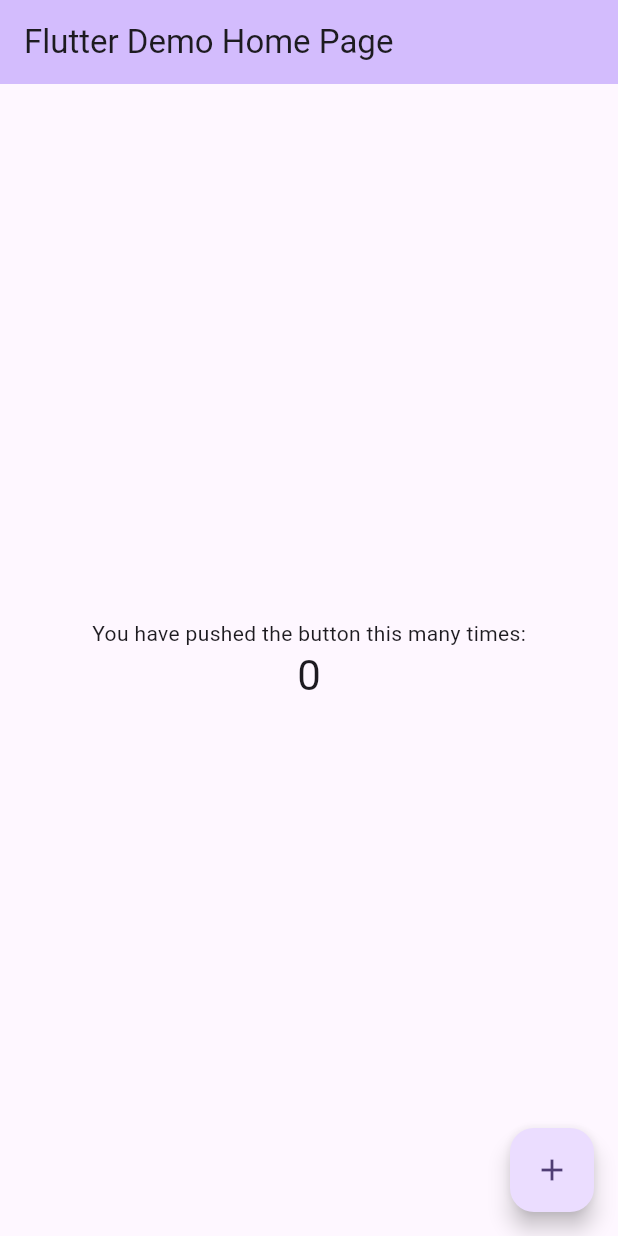
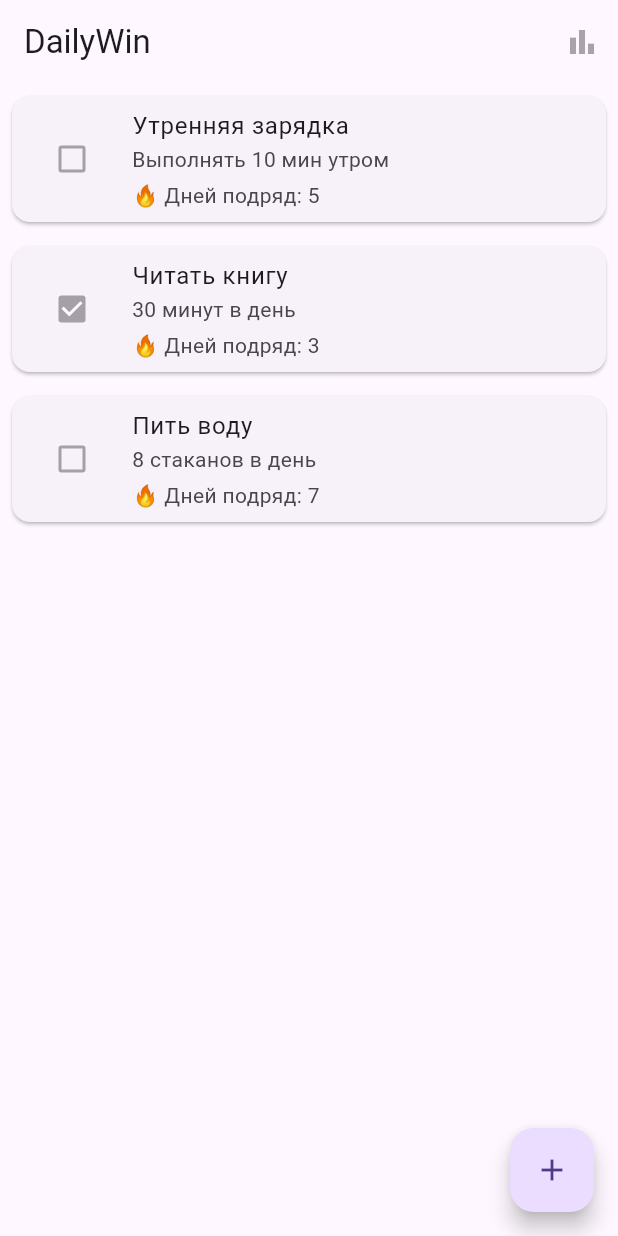
Before and after one commit to Sabrina150204/flutter-labs, a Flutter app: the screen it shows after launch, on a phone screen of 412 x 824 dp. Run offline on Flutter 3.47's test engine with Material 3 defaults, Android fonts, the phone set to English and light mode, and no system bars.

Commit message:
ЛР4: Сверстаны главный экран и экран статистики

```diff
--- a/lib/main.dart
+++ b/lib/main.dart
@@ -1,122 +1,18 @@
 import 'package:flutter/material.dart';
+import 'screens/home_screen.dart';
+// import 'screens/stats_screen.dart'; // Можно закомментировать или оставить
 
 void main() {
-  runApp(const MyApp());
+  runApp(const MainApp());
 }
 
-class MyApp extends StatelessWidget {
-  const MyApp({super.key});
+class MainApp extends StatelessWidget {
+  const MainApp({super.key});
 
-  // This widget is the root of your application.
   @override
   Widget build(BuildContext context) {
-    return MaterialApp(
-      title: 'Flutter Demo',
-      theme: ThemeData(
-        // This is the theme of your application.
-        //
-        // TRY THIS: Try running your application with "flutter run". You'll see
-        // the application has a purple toolbar. Then, without quitting the app,
-        // try changing the seedColor in the colorScheme below to Colors.green
-        // and then invoke "hot reload" (save your changes or press the "hot
-        // reload" button in a Flutter-supported IDE, or press "r" if you used
-        // the command line to start the app).
-        //
-        // Notice that the counter didn't reset back to zero; the application
-        // state is not lost during the reload. To reset the state, use hot
-        // restart instead.
-        //
-        // This works for code too, not just values: Most code changes can be
-        // tested with just a hot reload.
-        colorScheme: .fromSeed(seedColor: Colors.deepPurple),
-      ),
-      home: const MyHomePage(title: 'Flutter Demo Home Page'),
+    return const MaterialApp(
+      home: HomeScreen(),
     );
   }
 }
-
-class MyHomePage extends StatefulWidget {
-  const MyHomePage({super.key, required this.title});
-
-  // This widget is the home page of your application. It is stateful, meaning
-  // that it has a State object (defined below) that contains fields that affect
-  // how it looks.
-
-  // This class is the configuration for the state. It holds the values (in this
-  // case the title) provided by the parent (in this case the App widget) and
-  // used by the build method of the State. Fields in a Widget subclass are
-  // always marked "final".
-
-  final String title;
-
-  @override
-  State<MyHomePage> createState() => _MyHomePageState();
-}
-
-class _MyHomePageState extends State<MyHomePage> {
-  int _counter = 0;
-
-  void _incrementCounter() {
-    setState(() {
-      // This call to setState tells the Flutter framework that something has
-      // changed in this State, which causes it to rerun the build method below
-      // so that the display can reflect the updated values. If we changed
-      // _counter without calling setState(), then the build method would not be
-      // called again, and so nothing would appear to happen.
-      _counter++;
-    });
-  }
-
-  @override
-  Widget build(BuildContext context) {
-    // This method is rerun every time setState is called, for instance as done
-    // by the _incrementCounter method above.
-    //
-    // The Flutter framework has been optimized to make rerunning build methods
-    // fast, so that you can just rebuild anything that needs updating rather
-    // than having to individually change instances of widgets.
-    return Scaffold(
-      appBar: AppBar(
-        // TRY THIS: Try changing the color here to a specific color (to
-        // Colors.amber, perhaps?) and trigger a hot reload to see the AppBar
-        // change color while the other colors stay the same.
-        backgroundColor: Theme.of(context).colorScheme.inversePrimary,
-        // Here we take the value from the MyHomePage object that was created by
-        // the App.build method, and use it to set our appbar title.
-        title: Text(widget.title),
-      ),
-      body: Center(
-        // Center is a layout widget. It takes a single child and positions it
-        // in the middle of the parent.
-        child: Column(
-          // Column is also a layout widget. It takes a list of children and
-          // arranges them vertically. By default, it sizes itself to fit its
-          // children horizontally, and tries to be as tall as its parent.
-          //
-          // Column has various properties to control how it sizes itself and
-          // how it positions its children. Here we use mainAxisAlignment to
-          // center the children vertically; the main axis here is the vertical
-          // axis because Columns are vertical (the cross axis would be
-          // horizontal).
-          //
-          // TRY THIS: Invoke "debug painting" (choose the "Toggle Debug Paint"
-          // action in the IDE, or press "p" in the console), to see the
-          // wireframe for each widget.
-          mainAxisAlignment: .center,
-          children: [
-            const Text('You have pushed the button this many times:'),
-            Text(
-              '$_counter',
-              style: Theme.of(context).textTheme.headlineMedium,
-            ),
-          ],
-        ),
-      ),
-      floatingActionButton: FloatingActionButton(
-        onPressed: _incrementCounter,
-        tooltip: 'Increment',
-        child: const Icon(Icons.add),
-      ),
-    );
-  }
-}
--- /dev/null
+++ b/lib/screens/home_screen.dart
@@ -0,0 +1,47 @@
+import 'package:flutter/material.dart';
+import '../widgets/habit_card.dart';
+
+class HomeScreen extends StatelessWidget {
+  const HomeScreen({super.key});
+
+  @override
+  Widget build(BuildContext context) {
+    return Scaffold(
+      appBar: AppBar(
+        title: const Text('DailyWin'),
+        actions: [
+          IconButton(
+            icon: const Icon(Icons.bar_chart),
+            onPressed: null,
+          ),
+        ],
+      ),
+      body: ListView(
+        children: const [
+          HabitCard(
+            title: 'Утренняя зарядка',
+            description: 'Выполнять 10 мин утром',
+            streak: 5,
+            isCompleted: false,
+          ),
+          HabitCard(
+            title: 'Читать книгу',
+            description: '30 минут в день',
+            streak: 3,
+            isCompleted: true,
+          ),
+          HabitCard(
+            title: 'Пить воду',
+            description: '8 стаканов в день',
+            streak: 7,
+            isCompleted: false,
+          ),
+        ],
+      ),
+      floatingActionButton: FloatingActionButton(
+        onPressed: null,
+        child: const Icon(Icons.add),
+      ),
+    );
+  }
+}
--- /dev/null
+++ b/lib/widgets/habit_card.dart
@@ -0,0 +1,38 @@
+import 'package:flutter/material.dart';
+
+class HabitCard extends StatelessWidget {
+  final String title;
+  final String description;
+  final int streak;
+  final bool isCompleted;
+
+  const HabitCard({
+    super.key,
+    required this.title,
+    required this.description,
+    required this.streak,
+    required this.isCompleted,
+  });
+
+  @override
+  Widget build(BuildContext context) {
+    return Card(
+      margin: const EdgeInsets.all(8.0),
+      child: ListTile(
+        leading: Checkbox(
+          value: isCompleted,
+          onChanged: null,
+        ),
+        title: Text(title),
+        subtitle: Column(
+          crossAxisAlignment: CrossAxisAlignment.start,
+          children: [
+            Text(description),
+            const SizedBox(height: 4),
+            Text('🔥 Дней подряд: $streak'),
+          ],
+        ),
+      ),
+    );
+  }
+}
```
Also changed, not shown: lib/screens/stats_screen.dart (added, +63 -0 lines), 1 other file.
